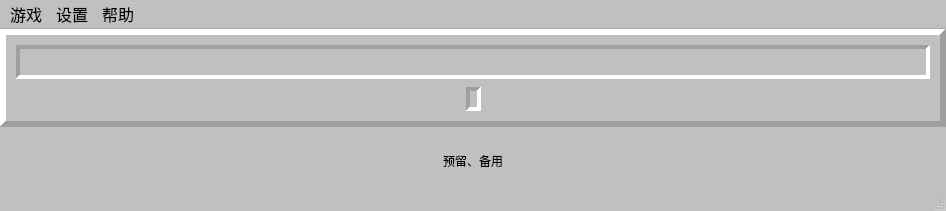
Before: the Qt Designer form uiFiles/main_board.ui in eee555/Solvable-Minesweeper, drawn with Qt 5.
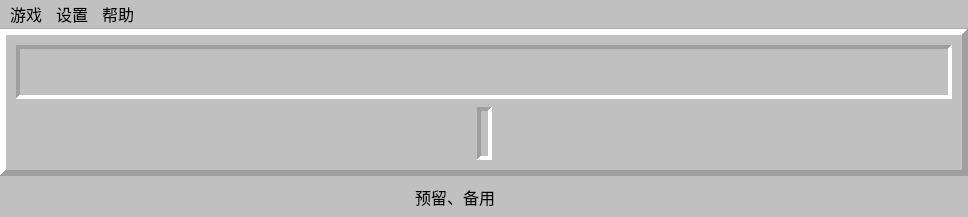
After: the same form once the commit is applied. Icons and pictures are not drawn. Custom widgets are drawn as their Qt base class.

What changed in the file:
```diff
--- a/uiFiles/main_board.ui
+++ b/uiFiles/main_board.ui
@@ -6,8 +6,8 @@
    <rect>
     <x>0</x>
     <y>0</y>
-    <width>946</width>
-    <height>211</height>
+    <width>968</width>
+    <height>217</height>
    </rect>
   </property>
   <property name="sizePolicy">
@@ -106,6 +106,12 @@
   <property name="styleSheet">
    <string notr="true"/>
   </property>
+  <property name="toolButtonStyle">
+   <enum>Qt::ToolButtonIconOnly</enum>
+  </property>
+  <property name="documentMode">
+   <bool>false</bool>
+  </property>
   <property name="tabShape">
    <enum>QTabWidget::Rounded</enum>
   </property>
@@ -120,6 +126,12 @@
     <string notr="true"/>
    </property>
    <layout class="QVBoxLayout" name="verticalLayout_2">
+    <property name="spacing">
+     <number>0</number>
+    </property>
+    <property name="sizeConstraint">
+     <enum>QLayout::SetDefaultConstraint</enum>
+    </property>
     <property name="leftMargin">
      <number>0</number>
     </property>
@@ -493,11 +505,31 @@
      </widget>
     </item>
     <item>
+     <layout class="QHBoxLayout" name="horizontalLayout_6">
+      <property name="spacing">
+       <number>0</number>
+      </property>
+      <property name="sizeConstraint">
+       <enum>QLayout::SetDefaultConstraint</enum>
+      </property>
+      <item alignment="Qt::AlignHCenter">
      <widget class="QLabel" name="label_info">
+        <property name="minimumSize">
+         <size>
+          <width>0</width>
+          <height>41</height>
+         </size>
+        </property>
+        <property name="maximumSize">
+         <size>
+          <width>16777215</width>
+          <height>41</height>
+         </size>
+        </property>
       <property name="font">
        <font>
         <family>微软雅黑</family>
-        <pointsize>9</pointsize>
+          <pointsize>12</pointsize>
        </font>
       </property>
       <property name="toolTip">
@@ -523,6 +555,46 @@
       </property>
      </widget>
     </item>
+      <item>
+       <layout class="QHBoxLayout" name="horizontalLayout_5">
+        <property name="spacing">
+         <number>0</number>
+        </property>
+        <property name="sizeConstraint">
+         <enum>QLayout::SetMinimumSize</enum>
+        </property>
+        <property name="rightMargin">
+         <number>6</number>
+        </property>
+        <item>
+         <widget class="QLabel" name="label_flag">
+          <property name="minimumSize">
+           <size>
+            <width>51</width>
+            <height>31</height>
+           </size>
+          </property>
+          <property name="maximumSize">
+           <size>
+            <width>51</width>
+            <height>31</height>
+           </size>
+          </property>
+          <property name="lineWidth">
+           <number>0</number>
+          </property>
+          <property name="text">
+           <string/>
+          </property>
+          <property name="margin">
+           <number>0</number>
+          </property>
+         </widget>
+        </item>
+       </layout>
+      </item>
+     </layout>
+    </item>
    </layout>
   </widget>
   <widget class="QMenuBar" name="menubar">
@@ -530,7 +602,7 @@
     <rect>
      <x>0</x>
      <y>0</y>
-     <width>946</width>
+     <width>968</width>
      <height>33</height>
     </rect>
    </property>
@@ -599,7 +671,6 @@
    <addaction name="menu_2"/>
    <addaction name="menu_3"/>
   </widget>
-  <widget class="QStatusBar" name="statusbar"/>
   <action name="actionnew_game">
    <property name="text">
     <string>新游戏</string>
```
Lines whose indentation alone changed are shown as unchanged.
